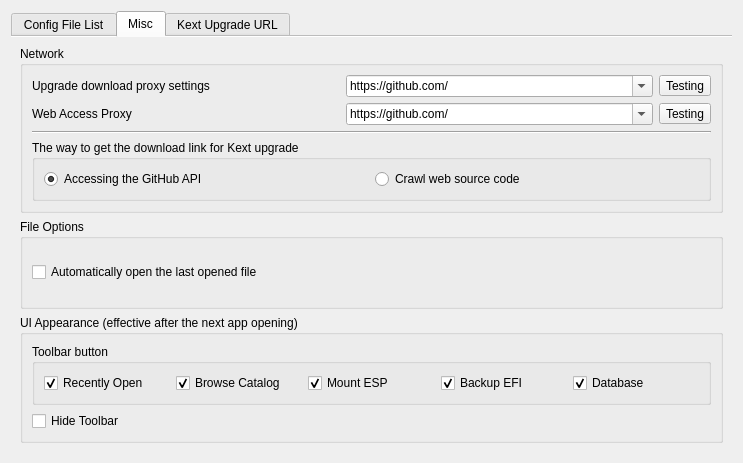
ic005k/OCAuxiliaryTools, file dlgdatabase.ui: the form before one commit.
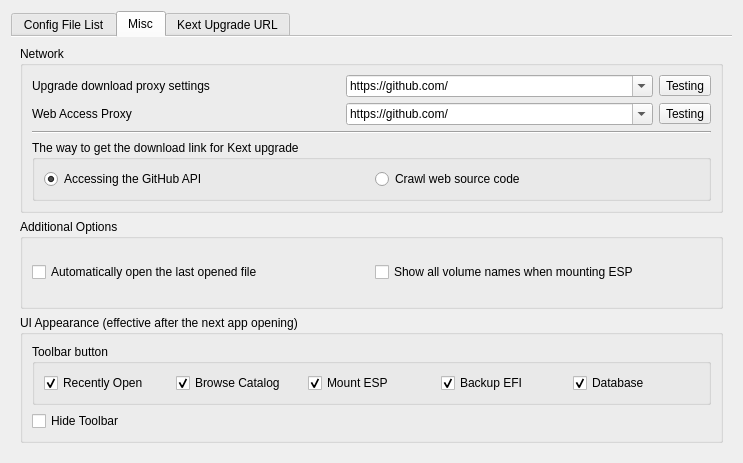
The form after the commit. Icons and pictures are not drawn.

Diff of the .ui file:
```diff
--- a/dlgdatabase.ui
+++ b/dlgdatabase.ui
@@ -262,7 +262,7 @@
        <item row="1" column="0">
         <widget class="QGroupBox" name="groupBox_3">
          <property name="title">
-          <string>File Options</string>
+          <string>Additional Options</string>
          </property>
          <layout class="QGridLayout" name="gridLayout_4">
           <item row="0" column="0">
@@ -272,6 +272,13 @@
             </property>
            </widget>
           </item>
+          <item row="0" column="1">
+           <widget class="QCheckBox" name="chkShowVolName">
+            <property name="text">
+             <string>Show all volume names when mounting ESP</string>
+            </property>
+           </widget>
+          </item>
          </layout>
         </widget>
        </item>
```
